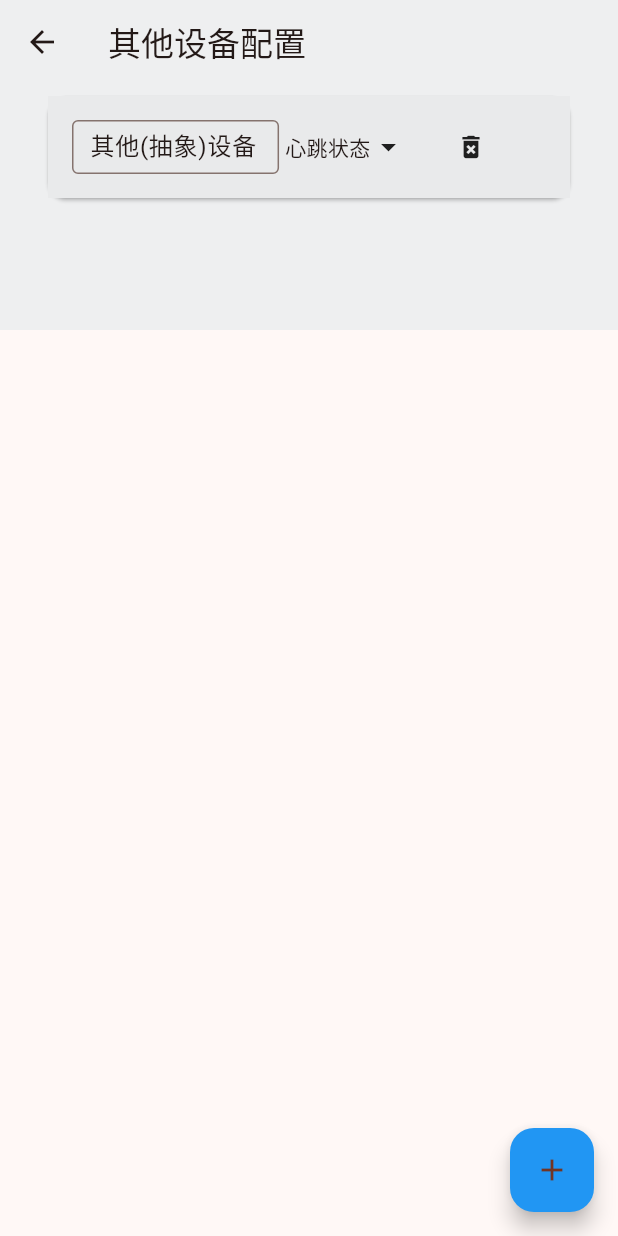
After one commit to ry413/Laminor, a Flutter app: the OtherDeviceConfigPage screen opened directly, after a tap on the "add" icon, on a phone screen of 412 x 824 dp. The commit adds this screen. Run offline on Flutter 3.47's test engine with Material 3 defaults, Android fonts, the phone set to English and light mode, and no system bars; our stand-ins replace file_picker; missing offline and left inert: dart:html.

Commit message:
添加了"其他设备"配置页, 用于干接点输出目标与睡眠模式, 还有排风扇这种东西

```diff
--- a/lib/main.dart
+++ b/lib/main.dart
@@ -9,12 +9,14 @@ import 'package:flutter_web_1/pages/board_input_page.dart';
 import 'package:flutter_web_1/pages/board_output_page.dart';
 import 'package:flutter_web_1/pages/curtain_config_page.dart';
 import 'package:flutter_web_1/pages/lamp_config_page.dart';
+import 'package:flutter_web_1/pages/other_device_config_page.dart';
 import 'package:flutter_web_1/pages/panel_config_page.dart';
 import 'package:flutter_web_1/pages/rs485_config_page.dart';
 import 'package:flutter_web_1/providers/air_config_provider.dart';
 import 'package:flutter_web_1/providers/board_config_provider.dart';
 import 'package:flutter_web_1/providers/curtain_config_provider.dart';
 import 'package:flutter_web_1/providers/lamp_config_provider.dart';
+import 'package:flutter_web_1/providers/other_device_config_provider.dart';
 import 'package:flutter_web_1/providers/panel_config_provider.dart';
 import 'package:flutter_web_1/providers/rs485_config_provider.dart';
 import 'package:provider/provider.dart';
@@ -41,7 +43,10 @@ void main() {
         ),
         ChangeNotifierProvider(
           create: (context) => CurtainNotifier(),
-        )
+        ),
+        ChangeNotifierProvider(
+          create: (context) => OtherDeviceNotifier(),
+        ),
       ],
       child: MyApp(),
     ),
@@ -80,6 +85,7 @@ class _MyHomePageState extends State<MyHomePage> {
   static const int indexLampPage = 7;
   static const int indexBoardInputPage = 8;
   static const int indexRS485Page = 9;
+  static const int indexOtherDevicePage = 10;
 
   var _selectedIndex = indexHomePage;
 
@@ -90,6 +96,7 @@ class _MyHomePageState extends State<MyHomePage> {
   bool showPanelList = true;
   bool showCurtainList = true;
   bool showRS485List = true;
+  bool showOtherDeviceList = true;
 
   @override
   Widget build(BuildContext context) {
@@ -99,6 +106,7 @@ class _MyHomePageState extends State<MyHomePage> {
     final curtainNotifier = context.watch<CurtainNotifier>();
     final rs485Notifier = context.watch<RS485ConfigNotifier>();
     final panelNotifier = context.watch<PanelConfigNotifier>();
+    final otherDeviceNotifier = context.watch<OtherDeviceNotifier>();
 
     List<Widget> navigationItems = [
       // 主页
@@ -134,18 +142,13 @@ class _MyHomePageState extends State<MyHomePage> {
           showBoardOutputList, boardNotifier.allOutputs, indexBoardOutputPage),
 
       Divider(height: 3),
-
+      // 灯
       sideBarItem(indexLampPage, '灯配置', Icons.light, showLampList, () {
         showLampList = !showLampList;
       }),
       ...buildItemList(showLampList, lampNotifier.allLamps, indexLampPage),
 
-      sideBarItem(indexAirConPage, '空调配置', Icons.ac_unit_rounded, showACList,
-          () {
-        showACList = !showACList;
-      }),
-      ...buildItemList(showACList, airConNotifier.allAirCons, indexAirConPage),
-
+      // 窗帘
       sideBarItem(
           indexCurtainPage, '窗帘配置', Icons.curtains_closed, showCurtainList, () {
         showCurtainList = !showCurtainList;
@@ -153,6 +156,14 @@ class _MyHomePageState extends State<MyHomePage> {
       ...buildItemList(
           showCurtainList, curtainNotifier.allCurtains, indexCurtainPage),
 
+      // 空调
+      sideBarItem(indexAirConPage, '空调配置', Icons.ac_unit_rounded, showACList,
+          () {
+        showACList = !showACList;
+      }),
+
+      ...buildItemList(showACList, airConNotifier.allAirCons, indexAirConPage),
+      // 485
       sideBarItem(
           indexRS485Page, '485配置', Icons.electrical_services, showRS485List,
           () {
@@ -160,6 +171,14 @@ class _MyHomePageState extends State<MyHomePage> {
       }),
       ...buildItemList(
           showRS485List, rs485Notifier.allCommands, indexRS485Page),
+
+      // 别的设备
+      sideBarItem(indexOtherDevicePage, '其他配置', Icons.devices_other,
+          showOtherDeviceList, () {
+        showOtherDeviceList = !showOtherDeviceList;
+      }),
+      ...buildItemList(showOtherDeviceList, otherDeviceNotifier.allOtherDevices,
+          indexOtherDevicePage),
 
       Divider(height: 3),
 
@@ -356,8 +375,8 @@ class _MyHomePageState extends State<MyHomePage> {
         return ACConfigPage();
       case indexPanelPage:
         return PanelConfigPage();
-      case indexActionGroupPage:
-      // return ActionConfigPage();
+      case indexOtherDevicePage:
+        return OtherDeviceConfigPage();
       case indexLampPage:
         return LampConfigPage();
       case indexBoardInputPage:
@@ -384,6 +403,8 @@ class _MyHomePageState extends State<MyHomePage> {
         Provider.of<RS485ConfigNotifier>(context, listen: false);
     final panelConfigNotifier =
         Provider.of<PanelConfigNotifier>(context, listen: false);
+    final otherDeviceNotifier =
+        Provider.of<OtherDeviceNotifier>(context, listen: false);
 
     // 清空可能残留的所有设备的关联按钮
     for (var device in DeviceManager().allDevices.values) {
@@ -404,6 +425,9 @@ class _MyHomePageState extends State<MyHomePage> {
           .toList(),
       '窗帘列表': curtainConfigNotifier.allCurtains
           .map((curtain) => curtain.toJson())
+          .toList(),
+      '其他设备列表': otherDeviceNotifier.allOtherDevices
+          .map((device) => device.toJson())
           .toList(),
       '485指令码列表': rs485CommandNotifier.allCommands
           .map((command) => command.toJson())
@@ -520,6 +544,13 @@ class _MyHomePageState extends State<MyHomePage> {
             .toList();
         curtainConfigNotifier.deserializationUpdate(newCurtains);
 
+        final otherDeviceNotifier =
+            Provider.of<OtherDeviceNotifier>(context, listen: false);
+        final newOtherDevice = (jsonData['其他设备列表'] as List)
+            .map((item) => OtherDevice.fromJson(item))
+            .toList();
+        otherDeviceNotifier.deserializationUpdate(newOtherDevice);
+
         final rs485CommandNotifier =
             Provider.of<RS485ConfigNotifier>(context, listen: false);
         final newCommands = (jsonData['485指令码列表'] as List)
--- /dev/null
+++ b/lib/pages/other_device_config_page.dart
@@ -0,0 +1,162 @@
+import 'package:flutter/material.dart';
+import 'package:flutter_web_1/commons/common_widgets.dart';
+import 'package:flutter_web_1/commons/managers.dart';
+import 'package:flutter_web_1/providers/other_device_config_provider.dart';
+import 'package:provider/provider.dart';
+
+class OtherDeviceConfigPage extends StatefulWidget {
+  static final GlobalKey<OtherDeviceConfigPageState> globalKey =
+      GlobalKey<OtherDeviceConfigPageState>();
+
+  OtherDeviceConfigPage({Key? key}) : super(key: key ?? globalKey);
+
+  @override
+  OtherDeviceConfigPageState createState() => OtherDeviceConfigPageState();
+}
+
+class OtherDeviceConfigPageState extends State<OtherDeviceConfigPage> {
+  ScrollController _scrollController = ScrollController();
+
+  @override
+  Widget build(BuildContext context) {
+    final otherDeviceConfigNotifier = context.watch<OtherDeviceNotifier>();
+
+    return Scaffold(
+        appBar: AppBar(
+          title: const Text('其他设备配置'),
+          backgroundColor: Color.fromRGBO(238, 239, 240, 1),
+        ),
+        body: SingleChildScrollView(
+          controller: _scrollController,
+          child: Container(
+            color: Color.fromRGBO(238, 239, 240, 1),
+            padding: const EdgeInsets.symmetric(horizontal: 16.0),
+            child: Column(
+              children: [
+                ListView.builder(
+                  shrinkWrap: true,
+                  physics: NeverScrollableScrollPhysics(),
+                  itemCount: otherDeviceConfigNotifier.allOtherDevices.length,
+                  itemBuilder: (context, index) {
+                    final device =
+                        otherDeviceConfigNotifier.allOtherDevices[index];
+                    return OtherDeviceWidget(
+                      device: device,
+                      onDelete: () {
+                        otherDeviceConfigNotifier.removeDevice(device.uid);
+                      },
+                    );
+                  },
+                ),
+                SizedBox(height: 80)
+              ],
+            ),
+          ),
+        ),
+        floatingActionButton: FloatButton(
+          message: '添加 新设备',
+          onPressed: () {
+            otherDeviceConfigNotifier.addOtherDevice(context);
+            WidgetsBinding.instance.addPostFrameCallback((_) {
+              _scrollController.animateTo(
+                _scrollController.position.maxScrollExtent,
+                duration: Duration(milliseconds: 500),
+                curve: Curves.easeOut,
+              );
+            });
+          },
+        ));
+  }
+}
+
+class OtherDeviceWidget extends StatefulWidget {
+  final OtherDevice device;
+  final Function onDelete;
+
+  const OtherDeviceWidget(
+      {super.key, required this.device, required this.onDelete});
+
+  @override
+  State<OtherDeviceWidget> createState() => _OtherDeviceWidgetState();
+}
+
+class _OtherDeviceWidgetState extends State<OtherDeviceWidget> {
+  late TextEditingController nameController;
+
+  @override
+  void initState() {
+    super.initState();
+    nameController = TextEditingController(text: widget.device.name);
+  }
+
+  @override
+  void dispose() {
+    nameController.dispose();
+    super.dispose();
+  }
+
+  @override
+  Widget build(BuildContext context) {
+    final otherDeviceConfigNotifier = context.watch<OtherDeviceNotifier>();
+
+    return Card(
+      margin: EdgeInsets.symmetric(vertical: 8.0, horizontal: 16.0),
+      child: Container(
+        color: Color.fromRGBO(233, 234, 235, 1),
+        padding: const EdgeInsets.all(16.0),
+        child: Row(
+          mainAxisAlignment: MainAxisAlignment.spaceBetween,
+          children: [
+            // 设备名字输入框
+            IntrinsicWidth(
+              child: TextField(
+                  decoration: InputDecoration(
+                    isDense: true,
+                    contentPadding:
+                        EdgeInsets.symmetric(horizontal: 8, vertical: 6),
+                    border: OutlineInputBorder(
+                      borderRadius: BorderRadius.circular(4.0),
+                      borderSide: BorderSide(width: 1, color: Colors.brown),
+                    ),
+                  ),
+                  controller: nameController,
+                  onChanged: (value) {
+                    widget.device.name = value;
+                    otherDeviceConfigNotifier.updateWidget(); // 输入名字时同步
+                  }),
+            ),
+            // 类型选择
+            CustomDropdown(
+                selectedValue: widget.device.type,
+                items: OtherDeviceType.values,
+                itemLabel: (type) => type.displayName,
+                onChanged: (value) {
+                  setState(() {
+                    widget.device.type = value!;
+                    if (widget.device.type == OtherDeviceType.outputControl) {
+                      widget.device.output = BoardManager().allOutputs.values.first;
+                    }
+                  });
+                }),
+            SizedBox(width: 8),
+            if (widget.device.type == OtherDeviceType.outputControl) ...[
+              // 继电器设定
+              BoardOutputDropdown(
+                  label: '通道',
+                  selectedOutput: widget.device.output!,
+                  onChanged: (newValue) {
+                    setState(() {
+                      widget.device.output = newValue;
+                    });
+                  }),
+            ],
+            Spacer(),
+            DeleteBtnDense(
+                message: '删除', onDelete: () => widget.onDelete(), size: 20),
+            SizedBox(width: 40),
+          ],
+        ),
+      ),
+    );
+  }
+}
--- a/lib/pages/panel_config_page.dart
+++ b/lib/pages/panel_config_page.dart
@@ -450,7 +450,7 @@ class _PanelButtonWidgetState extends State<PanelButtonWidget> {
                 ),
                 Spacer(),
                 Tooltip(
-                  message: '添加新的动作',
+                  message: '',
                   child: IconButton(
                     icon: Icon(Icons.add_circle),
                     onPressed: () {
--- a/lib/providers/board_config_provider.dart
+++ b/lib/providers/board_config_provider.dart
@@ -26,8 +26,6 @@ extension OutputTypeExtension on OutputType {
 enum InputLevel {
   low,
   high,
-  lowHigh,
-  highLow,
 }
 
 extension InputLevelExtension on InputLevel {
@@ -37,10 +35,6 @@ extension InputLevelExtension on InputLevel {
         return '低';
       case InputLevel.high:
         return '高';
-      case InputLevel.lowHigh:
-        return '低到高';
-      case InputLevel.highLow:
-        return '高到低';
     }
   }
 }
--- /dev/null
+++ b/lib/providers/other_device_config_provider.dart
@@ -0,0 +1,85 @@
+import 'package:flutter/material.dart';
+import 'package:flutter_web_1/commons/common_function.dart';
+import 'package:flutter_web_1/commons/interface.dart';
+import 'package:flutter_web_1/commons/managers.dart';
+import 'package:flutter_web_1/providers/board_config_provider.dart';
+import 'package:flutter_web_1/uid_manager.dart';
+
+enum OtherDeviceType { outputControl, heartbeatState }
+
+extension OtherDeviceTypeExtension on OtherDeviceType {
+  String get displayName {
+    switch (this) {
+      case OtherDeviceType.outputControl:
+        return '输出通道控制';
+      case OtherDeviceType.heartbeatState:
+        return '心跳状态';
+    }
+  }
+}
+
+class OtherDevice extends IDeviceBase {
+  OtherDeviceType type;
+  BoardOutput? output;
+
+  OtherDevice({
+    required super.name,
+    required super.uid,
+    required this.type,
+  });
+
+  @override
+  List<String> get operations {
+    if (type == OtherDeviceType.outputControl) {
+      return ['打开', '关闭', '反转'];
+    } else {
+      return ['睡眠'];
+    }
+  }
+
+  factory OtherDevice.fromJson(Map<String, dynamic> json) {
+    final device = OtherDevice(
+      name: json['name'] as String,
+      uid: (json['uid'] as num).toInt(),
+      type: OtherDeviceType.values[json['type'] as int],
+    );
+
+    if (json.containsKey('outputUid') && json['outputUid'] != null) {
+      device.output = BoardManager().getOutputByUid(json['outputUid'] as int);
+    }
+
+    return device;
+  }
+
+  @override
+  Map<String, dynamic> toJson() {
+    return {
+      ...super.toJson(),
+      'type': type.index,
+      if (output != null) 'outputUid': output!.uid
+    };
+  }
+}
+
+class OtherDeviceNotifier extends ChangeNotifier with DeviceNotifierMixin {
+  List<OtherDevice> get allOtherDevices =>
+      DeviceManager().getDevices<OtherDevice>().toList();
+
+  void addOtherDevice(BuildContext context) {
+    // final allOutputs =
+    //     Provider.of<BoardConfigNotifier>(context, listen: false).allOutputs;
+    // if (allOutputs.isEmpty) {
+    //   ScaffoldMessenger.of(context).showSnackBar(
+    //       SnackBar(content: Text('请先配置输出'), duration: Duration(seconds: 1)));
+    //   return;
+    // }
+
+    final otherDevice = OtherDevice(
+        name: '其他(抽象)设备',
+        uid: UidManager().generateDeviceUid(),
+        type: OtherDeviceType.heartbeatState);
+
+    DeviceManager().addDevice(otherDevice);
+    notifyListeners();
+  }
+}
```
Also changed, not shown: lib/providers/lamp_config_provider.dart (+0 -9 lines).
